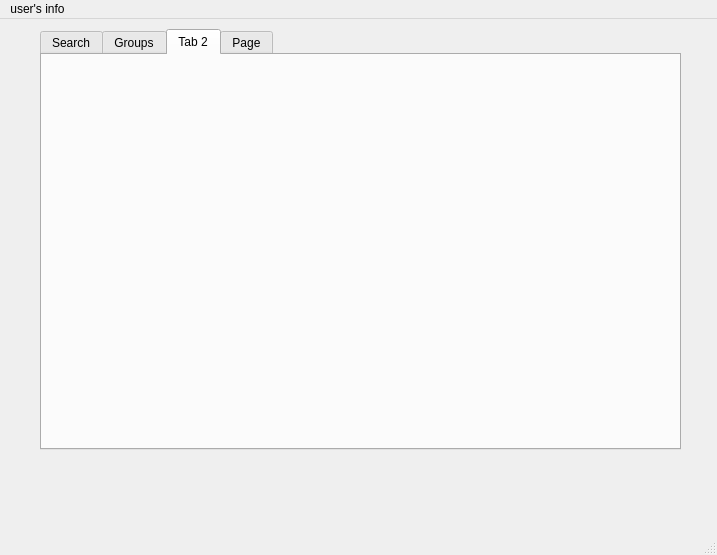
First picture: the form in Store/main_page.ui, repository Mitraaaaa/Store, before the edit.
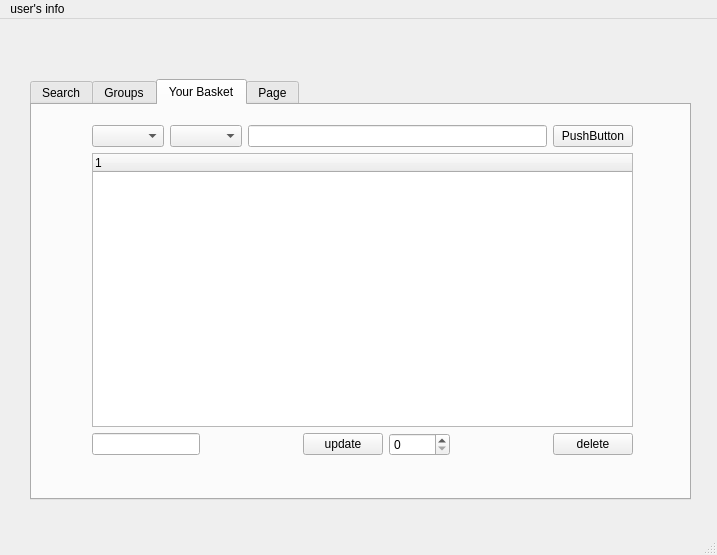
Second picture: the form after the edit. The open tabs and pages were chosen to show the change. Icons and pictures are not drawn.

Commit message: Enable basket tab & save that basket based on current username

```diff
--- a/Store/main_page.ui
+++ b/Store/main_page.ui
@@ -23,9 +23,9 @@
    <widget class="QTabWidget" name="groups">
     <property name="geometry">
      <rect>
-      <x>40</x>
-      <y>10</y>
-      <width>641</width>
+      <x>30</x>
+      <y>60</y>
+      <width>661</width>
       <height>421</height>
      </rect>
     </property>
@@ -292,8 +292,110 @@
     </widget>
     <widget class="QWidget" name="tab_4">
      <attribute name="title">
-      <string>Tab 2</string>
+      <string>Your Basket</string>
      </attribute>
+     <widget class="QWidget" name="">
+      <property name="geometry">
+       <rect>
+        <x>60</x>
+        <y>20</y>
+        <width>541</width>
+        <height>331</height>
+       </rect>
+      </property>
+      <layout class="QVBoxLayout" name="verticalLayout_3">
+       <item>
+        <layout class="QHBoxLayout" name="horizontalLayout_5">
+         <item>
+          <widget class="QComboBox" name="comboBox"/>
+         </item>
+         <item>
+          <widget class="QComboBox" name="comboBox_2"/>
+         </item>
+         <item>
+          <widget class="QLineEdit" name="lineEdit_2"/>
+         </item>
+         <item>
+          <widget class="QPushButton" name="pushButton_3">
+           <property name="text">
+            <string>PushButton</string>
+           </property>
+          </widget>
+         </item>
+        </layout>
+       </item>
+       <item>
+        <widget class="QTreeWidget" name="basket_tree">
+         <column>
+          <property name="text">
+           <string notr="true">1</string>
+          </property>
+         </column>
+        </widget>
+       </item>
+       <item>
+        <layout class="QHBoxLayout" name="horizontalLayout_6">
+         <item>
+          <widget class="QLineEdit" name="total_price">
+           <property name="placeholderText">
+            <string extracomment="total price"/>
+           </property>
+          </widget>
+         </item>
+         <item>
+          <spacer name="horizontalSpacer">
+           <property name="orientation">
+            <enum>Qt::Horizontal</enum>
+           </property>
+           <property name="sizeHint" stdset="0">
+            <size>
+             <width>40</width>
+             <height>20</height>
+            </size>
+           </property>
+          </spacer>
+         </item>
+         <item>
+          <widget class="QPushButton" name="update_spinbox">
+           <property name="text">
+            <string>update</string>
+           </property>
+          </widget>
+         </item>
+         <item>
+          <widget class="QSpinBox" name="spinBox">
+           <property name="prefix">
+            <string extracomment="Order count for chosen product"/>
+           </property>
+           <property name="maximum">
+            <number>10000</number>
+           </property>
+          </widget>
+         </item>
+         <item>
+          <spacer name="horizontalSpacer_3">
+           <property name="orientation">
+            <enum>Qt::Horizontal</enum>
+           </property>
+           <property name="sizeHint" stdset="0">
+            <size>
+             <width>40</width>
+             <height>20</height>
+            </size>
+           </property>
+          </spacer>
+         </item>
+         <item>
+          <widget class="QPushButton" name="delete_from_list">
+           <property name="text">
+            <string>delete</string>
+           </property>
+          </widget>
+         </item>
+        </layout>
+       </item>
+      </layout>
+     </widget>
     </widget>
     <widget class="QWidget" name="tab_6">
      <attribute name="title">
```
Left out of the diff: 25 changed lines with no effect on the pictures. The commit also changes 9 other files.
